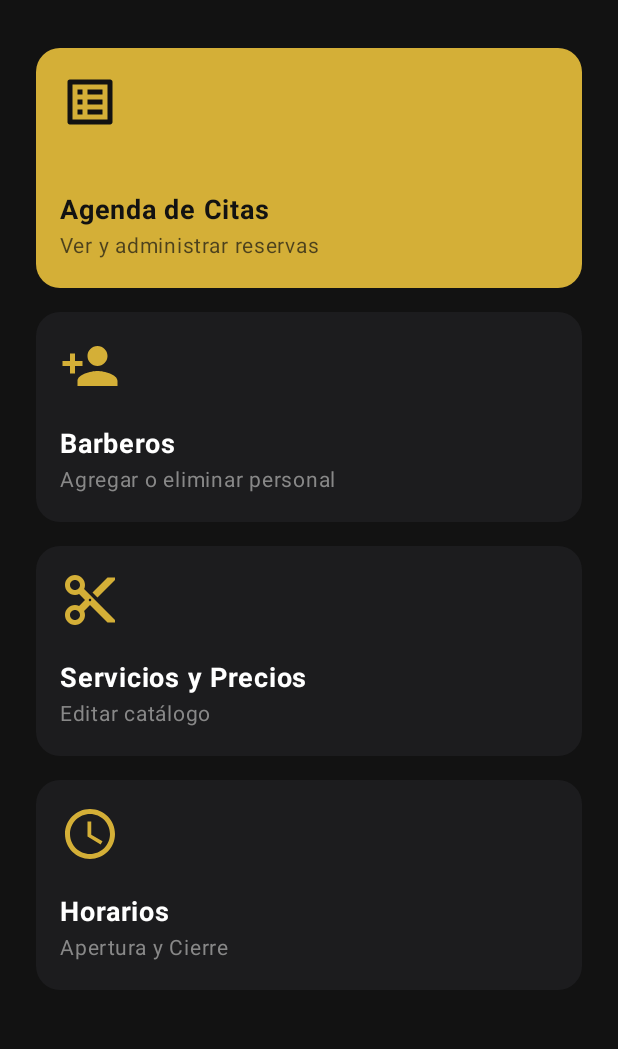
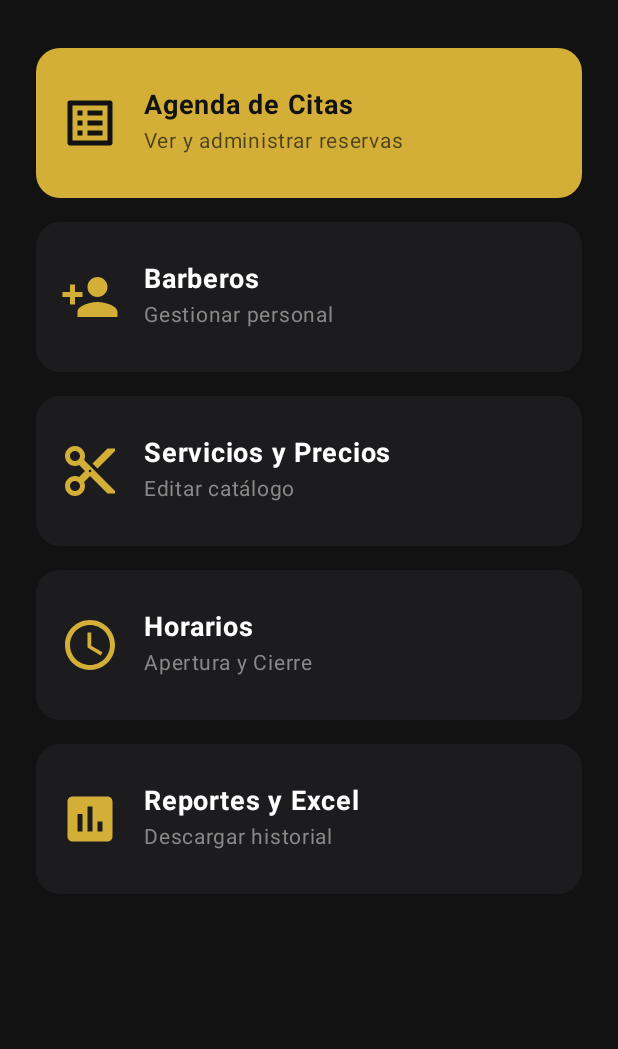
Before and after one commit to carlos112717/LatinBarber, an Android app built with Jetpack Compose: the AdminScreen screen opened through its navigation route, on a phone screen of 412 x 824 dp, the part 108-1157 px from its top. Run offline under Robolectric (Android 15) with nearby library versions, the phone set to English and light mode, and no system bars; our stand-ins replace Firebase (no records; nobody signed in at launch, a user with empty details on screens opened directly).

Commit message:
Actualización de screams, users and admin

```diff
--- a/app/src/main/java/com/latinbarber/app/AdminScreen.kt
+++ b/app/src/main/java/com/latinbarber/app/AdminScreen.kt
@@ -1,22 +1,27 @@
 package com.latinbarber.app
 
 import androidx.compose.foundation.background
+import androidx.compose.foundation.clickable
 import androidx.compose.foundation.layout.*
+import androidx.compose.foundation.rememberScrollState
+import androidx.compose.foundation.shape.RoundedCornerShape
+import androidx.compose.foundation.verticalScroll
 import androidx.compose.material.icons.Icons
-import androidx.compose.material.icons.filled.ContentCut
-import androidx.compose.material.icons.filled.ExitToApp
-import androidx.compose.material.icons.filled.ListAlt
-import androidx.compose.material.icons.filled.PersonAdd
-import androidx.compose.material.icons.filled.Schedule
+import androidx.compose.material.icons.filled.*
 import androidx.compose.material3.*
 import androidx.compose.runtime.Composable
+import androidx.compose.runtime.LaunchedEffect
 import androidx.compose.ui.Alignment
 import androidx.compose.ui.Modifier
 import androidx.compose.ui.graphics.Color
+import androidx.compose.ui.graphics.vector.ImageVector
+import androidx.compose.ui.platform.LocalContext
 import androidx.compose.ui.text.font.FontWeight
 import androidx.compose.ui.unit.dp
 import androidx.compose.ui.unit.sp
+import androidx.lifecycle.viewmodel.compose.viewModel
 import com.latinbarber.app.ui.theme.BlackBackground
+import com.latinbarber.app.ui.theme.DarkSurface
 import com.latinbarber.app.ui.theme.GoldPrimary
 import com.latinbarber.app.ui.theme.WhiteText
 
@@ -26,15 +31,25 @@ fun AdminScreen(
     onViewAppointments: () -> Unit,
     onManageBarbers: () -> Unit,
     onManageServices: () -> Unit,
-    onManageHours: () -> Unit
+    onManageHours: () -> Unit,
+    onViewReports: () -> Unit, // <--- NUEVO: Ir a Reportes
+    viewModel: AdminViewModel = viewModel() // <--- NUEVO: Cerebro Global
 ) {
+    val context = LocalContext.current
+
+    // INICIAR EL CEREBRO (Escucha notificaciones y borra viejas)
+    LaunchedEffect(Unit) {
+        viewModel.initAdmin(context)
+    }
+
     Column(
         modifier = Modifier
             .fillMaxSize()
             .background(BlackBackground)
             .padding(24.dp)
+            .verticalScroll(rememberScrollState())
     ) {
-        // Encabezado Admin
+        // --- ENCABEZADO ---
         Row(
             modifier = Modifier.fillMaxWidth(),
             horizontalArrangement = Arrangement.SpaceBetween,
@@ -42,12 +57,7 @@ fun AdminScreen(
         ) {
             Column {
                 Text(text = "Modo Administrador", color = GoldPrimary, fontSize = 14.sp)
-                Text(
-                    text = "Gestión Latin Barber",
-                    color = WhiteText,
-                    fontSize = 20.sp,
-                    fontWeight = FontWeight.Bold
-                )
+                Text(text = "Gestión Latin Barber", color = WhiteText, fontSize = 20.sp, fontWeight = FontWeight.Bold)
             }
             IconButton(onClick = onLogout) {
                 Icon(Icons.Default.ExitToApp, "Salir", tint = Color.Red)
@@ -56,44 +66,38 @@ fun AdminScreen(
 
         Spacer(modifier = Modifier.height(32.dp))
 
-        // 1. VER TODAS LAS CITAS - AGENDA DE CITAS
-        ActionCard(
-            title = "Agenda de Citas",
-            subtitle = "Ver y administrar reservas",
-            icon = Icons.Default.ListAlt,
-            onClick = { onViewAppointments() },
-            isPrimary = true
-        )
-
+        // --- BOTONES ---
+        AdminActionCard("Agenda de Citas", "Ver y administrar reservas", Icons.Default.ListAlt, onViewAppointments, true)
         Spacer(modifier = Modifier.height(16.dp))
 
-        // 2. GESTIONAR BARBEROS (¡AQUÍ ESTABA EL ERROR!)
-        ActionCard(
-            title = "Barberos",
-            subtitle = "Agregar o eliminar personal",
-            icon = Icons.Default.PersonAdd,
-            // 👇 CORREGIDO: Agregamos () para que SE EJECUTE al hacer clic
-            onClick = { onManageBarbers() }
-        )
-
+        AdminActionCard("Barberos", "Gestionar personal", Icons.Default.PersonAdd, onManageBarbers)
         Spacer(modifier = Modifier.height(16.dp))
 
-        // 3. GESTIONAR SERVICIOS
-        ActionCard(
-            title = "Servicios y Precios",
-            subtitle = "Editar catálogo",
-            icon = Icons.Default.ContentCut,
-            onClick = {onManageServices()}
-        )
-
+        AdminActionCard("Servicios y Precios", "Editar catálogo", Icons.Default.ContentCut, onManageServices)
         Spacer(modifier = Modifier.height(16.dp))
 
-        // 4. GESTIONAR HORARIOS
-        ActionCard(
-            title = "Horarios",
-            subtitle = "Apertura y Cierre",
-            icon = Icons.Default.Schedule, // Necesita import androidx.compose.material.icons.filled.Schedule
-            onClick = { onManageHours() }
-        )
+        AdminActionCard("Horarios", "Apertura y Cierre", Icons.Default.Schedule, onManageHours)
+        Spacer(modifier = Modifier.height(16.dp))
+
+        // NUEVO BOTÓN DE REPORTES
+        AdminActionCard("Reportes y Excel", "Descargar historial", Icons.Default.Assessment, onViewReports)
     }
 }
+
+@Composable
+fun AdminActionCard(title: String, subtitle: String, icon: ImageVector, onClick: () -> Unit, isPrimary: Boolean = false) {
+    Card(
+        colors = CardDefaults.cardColors(containerColor = if (isPrimary) GoldPrimary else DarkSurface),
+        shape = RoundedCornerShape(16.dp),
+        modifier = Modifier.fillMaxWidth().height(100.dp).clickable { onClick() }
+    ) {
+        Row(modifier = Modifier.fillMaxSize().padding(16.dp), verticalAlignment = Alignment.CenterVertically) {
+            Icon(imageVector = icon, contentDescription = null, tint = if (isPrimary) BlackBackground else GoldPrimary, modifier = Modifier.size(40.dp))
+            Spacer(modifier = Modifier.width(16.dp))
+            Column {
+                Text(text = title, color = if (isPrimary) BlackBackground else WhiteText, fontWeight = FontWeight.Bold, fontSize = 18.sp)
+                Text(text = subtitle, color = if (isPrimary) BlackBackground.copy(alpha = 0.7f) else Color.Gray, fontSize = 14.sp)
+            }
+        }
+    }
+}
--- /dev/null
+++ b/app/src/main/java/com/latinbarber/app/AdminViewModel.kt
@@ -0,0 +1,81 @@
+package com.latinbarber.app
+
+import android.content.Context
+import androidx.lifecycle.ViewModel
+import com.google.firebase.firestore.DocumentChange
+import com.google.firebase.firestore.FirebaseFirestore
+import com.latinbarber.app.model.Appointment
+import java.text.SimpleDateFormat
+import java.util.Locale
+import java.util.concurrent.TimeUnit
+
+class AdminViewModel : ViewModel() {
+    private val firestore = FirebaseFirestore.getInstance()
+    private var notificationHelper: NotificationHelper? = null
+
+    // Esta función se activará al entrar al Panel de Admin
+    fun initAdmin(context: Context) {
+        notificationHelper = NotificationHelper(context)
+        startListening()
+        deleteOldAppointments()
+    }
+
+    // 1. ESCUCHA GLOBAL DE CAMBIOS (Para Notificaciones)
+    private fun startListening() {
+        firestore.collection("appointments")
+            .addSnapshotListener { snapshots, error ->
+                if (error != null || snapshots == null) return@addSnapshotListener
+
+                for (dc in snapshots.documentChanges) {
+                    val appt = dc.document.toObject(Appointment::class.java)
+
+                    // ALGUIEN CANCELÓ (Borraron una cita)
+                    if (dc.type == DocumentChange.Type.REMOVED) {
+                        notificationHelper?.showCancellationNotification(
+                            customerName = appt.customerName,
+                            time = "${appt.date} ${appt.time}"
+                        )
+                    }
+
+                    // ALGUIEN RESERVÓ (Nueva cita reciente)
+                    if (dc.type == DocumentChange.Type.ADDED) {
+                        val isRecent = (System.currentTimeMillis() - appt.createdAt) < 60000
+                        if (isRecent) {
+                            notificationHelper?.showNewBookingNotification(
+                                customerName = appt.customerName,
+                                time = "${appt.date} ${appt.time}"
+                            )
+                        }
+                    }
+                }
+            }
+    }
+
+    // 2. LIMPIEZA AUTOMÁTICA (Borrar citas de hace 3 días)
+    private fun deleteOldAppointments() {
+        firestore.collection("appointments").get()
+            .addOnSuccessListener { result ->
+                val sdf = SimpleDateFormat("dd/MM/yyyy", Locale.getDefault())
+                val now = System.currentTimeMillis()
+                val threeDaysInMillis = TimeUnit.DAYS.toMillis(3)
+
+                for (doc in result.documents) {
+                    val appt = doc.toObject(Appointment::class.java)
+                    if (appt != null) {
+                        try {
+                            val date = sdf.parse(appt.date)
+                            if (date != null) {
+                                // Si la cita fue hace más de 3 días (fecha de cita + 3 días < hoy)
+                                if ((date.time + threeDaysInMillis) < now) {
+                                    // ¡BORRAR!
+                                    firestore.collection("appointments").document(doc.id).delete()
+                                }
+                            }
+                        } catch (e: Exception) {
+                            e.printStackTrace()
+                        }
+                    }
+                }
+            }
+    }
+}
--- a/app/src/main/java/com/latinbarber/app/BookingScreen.kt
+++ b/app/src/main/java/com/latinbarber/app/BookingScreen.kt
@@ -34,6 +34,7 @@ fun BookingScreen(
     val services by viewModel.services.collectAsState()
     val date by viewModel.selectedDate.collectAsState()
     val time by viewModel.selectedTime.collectAsState()
+    val availableSlots by viewModel.availableSlots.collectAsState()
     val context = androidx.compose.ui.platform.LocalContext.current // <--- OBTENER CONTEXTO
     val notificationHelper = remember { NotificationHelper(context) } // <--- INICIALIZAR HELPER
 
@@ -187,13 +188,11 @@ fun BookingScreen(
                     Text("Horarios Disponibles:", color = Color.Gray, fontSize = 14.sp)
                     Spacer(modifier = Modifier.height(8.dp))
 
-                    val timeSlots = listOf("09:00", "09:30", "10:00", "10:30", "11:00", "14:00", "15:00", "16:00")
-
                     FlowRow(
                         horizontalArrangement = Arrangement.spacedBy(8.dp),
                         verticalArrangement = Arrangement.spacedBy(8.dp)
                     ) {
-                        timeSlots.forEach { slot ->
+                        availableSlots.forEach { slot ->
                             val isSelected = (time == slot)
                             FilterChip(
                                 selected = isSelected,
--- a/app/src/main/java/com/latinbarber/app/MainActivity.kt
+++ b/app/src/main/java/com/latinbarber/app/MainActivity.kt
@@ -103,7 +103,8 @@ class MainActivity : ComponentActivity() {
                                 onViewAppointments = { navController.navigate("admin_appointments") },
                                 onManageBarbers = { navController.navigate("admin_barbers") },
                                 onManageServices = { navController.navigate("admin_services") },
-                                onManageHours = { navController.navigate("admin_hours") }
+                                onManageHours = { navController.navigate("admin_hours") },
+                                onViewReports = { navController.navigate("admin_reports") }
                             )
                         }
 
@@ -136,6 +137,14 @@ class MainActivity : ComponentActivity() {
                                 }
                             )
                         }
+                        composable("admin_hours") {
+                            AdminHoursScreen(
+                                onBack = { navController.popBackStack() }
+                            )
+                        }
+                        composable("admin_reports") {
+                            AdminReportsScreen(onBack = { navController.popBackStack() })
+                        }
                     }
                 }
             }
--- a/app/src/main/java/com/latinbarber/app/model/Service.kt
+++ b/app/src/main/java/com/latinbarber/app/model/Service.kt
@@ -4,5 +4,5 @@ data class Service(
     val id: String = "",
     val name: String = "",
     val price: Double = 0.0,
-    val durationMinutes: Int = 30
+    val durationMinutes: Int = 60
 )
```
Also changed, not shown: app/build.gradle.kts (+8 -4 lines), app/src/main/java/com/latinbarber/app/AdminAppointmentsScreen.kt (+43 -20 lines), app/src/main/java/com/latinbarber/app/AdminAppointmentsViewModel.kt (+21 -11 lines), app/src/main/java/com/latinbarber/app/AdminReportsScreen.kt (added, +145 -0 lines), app/src/main/java/com/latinbarber/app/AppointmentsScreen.kt (+37 -4 lines), app/src/main/java/com/latinbarber/app/AppointmentsViewModel.kt (+51 -8 lines), app/src/main/java/com/latinbarber/app/BookingViewModel.kt (+117 -37 lines), app/src/main/java/com/latinbarber/app/NotificationHelper.kt (+15 -0 lines), gradle/libs.versions.toml (+7 -1 lines).
